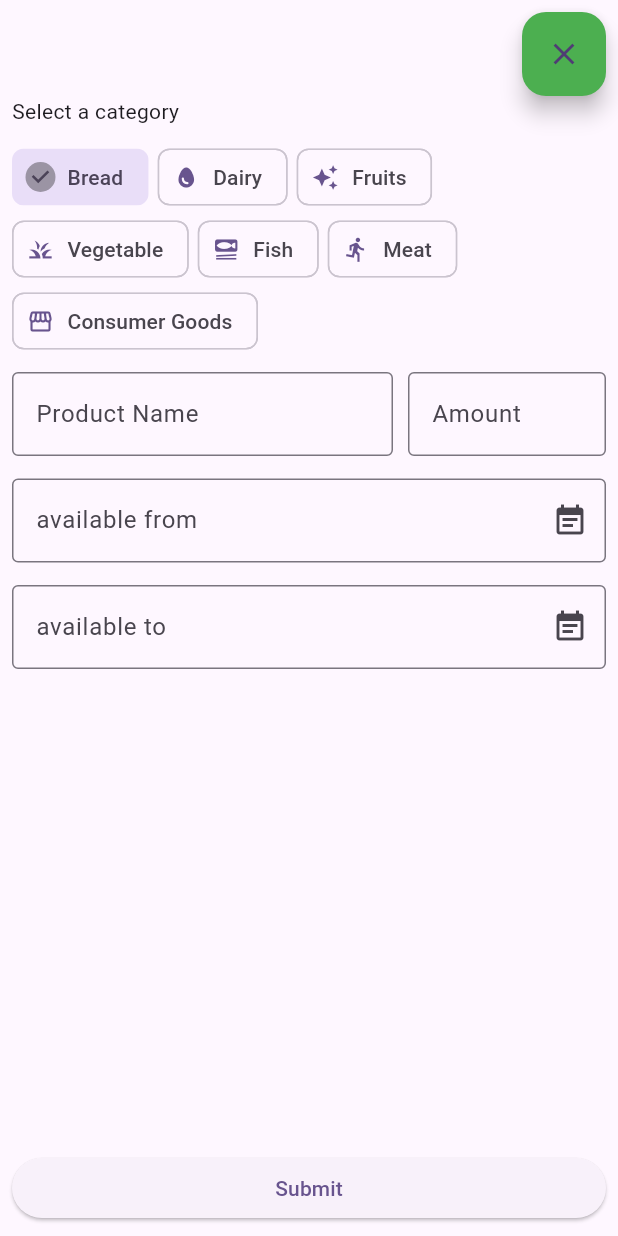
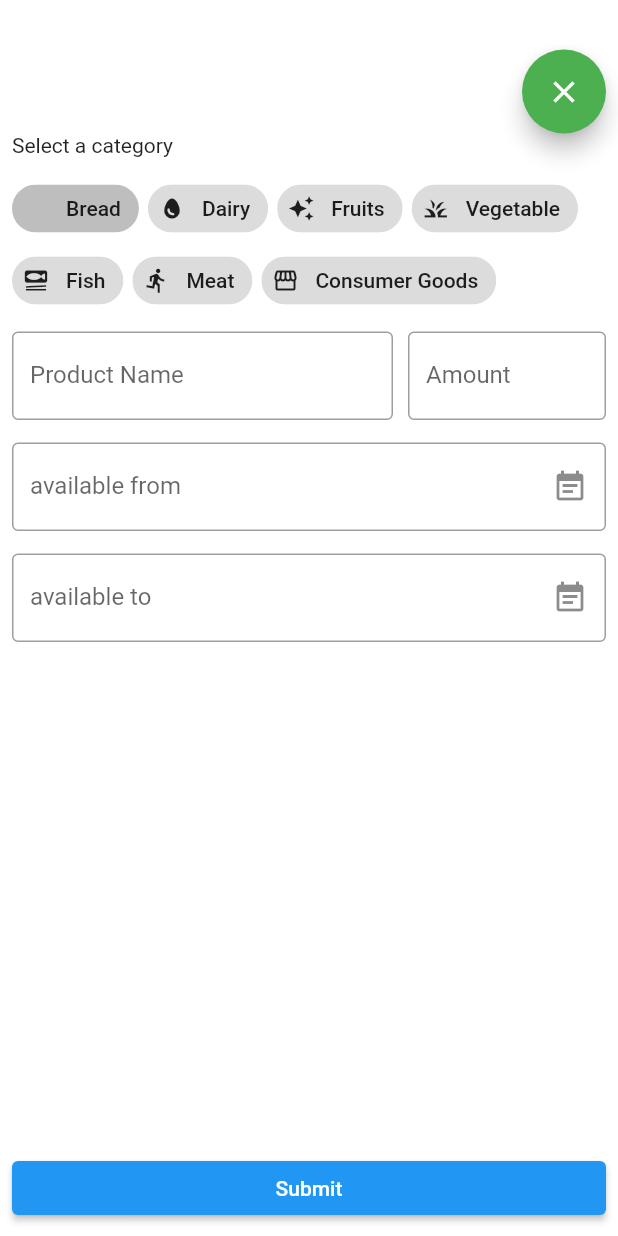
Before and after one commit to endrealm/shareover-client, a Flutter app: the CreateOfferWidget widget shown alone on an empty page, opened directly with empty values, on a phone screen of 412 x 824 dp. Run offline on Flutter 3.47's test engine with Material 2 defaults, Android fonts, the phone set to English and light mode, and no system bars; drawn by our look-alikes of date_field; our stand-ins replace google_maps_flutter, location, shared_preferences, sliding_up_panel; missing offline and left inert: json_theme, openapi_generator_annotations; accounts and stored records are empty.

Commit message:
Loaded custom theme

```diff
--- a/lib/main.dart
+++ b/lib/main.dart
@@ -1,22 +1,30 @@
 import 'dart:developer';
 
 import 'package:flutter/material.dart';
+import 'package:json_theme/json_theme.dart';
 import 'package:location/location.dart';
 import 'package:shareover/pages/map/router.dart';
 import 'package:shareover/pages/setup/setup.dart';
 import 'package:shareover/services/api_service.dart';
 
+import 'package:flutter/services.dart';
+import 'dart:convert';
 import 'no_location.dart';
 
 void main() async {
   WidgetsFlutterBinding.ensureInitialized();
+
+  final themeStr = await rootBundle.loadString('assets/appainter_theme.json');
+  final themeJson = jsonDecode(themeStr);
+  final theme = ThemeDecoder.decodeThemeData(themeJson)!;
+
   if (!await enableLocationServices()) {
     log("Failed to activate location service");
     runApp(const NoLocationService());
     return;
   }
 
-  runApp(const MyApp());
+  runApp(MyApp(theme: theme));
 }
 
 Future<bool> enableLocationServices() async {
@@ -45,17 +53,15 @@ Future<bool> enableLocationServices() async {
 }
 
 class MyApp extends StatelessWidget {
-  const MyApp({super.key});
+  final ThemeData theme;
+  const MyApp({super.key, required this.theme});
 
   // This widget is the root of your application.
   @override
   Widget build(BuildContext context) {
     return MaterialApp(
       title: 'Flutter Demo',
-      theme: ThemeData(
-        colorScheme: ColorScheme.fromSeed(seedColor: Colors.deepPurple),
-        useMaterial3: true,
-      ),
+      theme: theme,
       home: const ApiServiceWrapper(
         child: AppPage(),
       ),
--- a/lib/pages/map/popups/create_offer.dart
+++ b/lib/pages/map/popups/create_offer.dart
@@ -16,10 +16,12 @@ class CreateOfferWidget extends StatelessWidget {
     return SizedBox.expand(
       child: Container(
         padding: const EdgeInsets.all(8),
-          color: Theme
-              .of(context)
-              .dialogBackgroundColor,
-          child: Column(children: [
+        color: Theme.of(context).dialogBackgroundColor,
+        child: Column(
+          children: [
+            Container(
+              height: 25,
+            ),
             Row(
               mainAxisAlignment: MainAxisAlignment.end,
               children: [
@@ -33,8 +35,10 @@ class CreateOfferWidget extends StatelessWidget {
             Expanded(
               child: SizedBox.expand(child: CreateForm(close: close)),
             ),
-      ]),
-        ));
+          ],
+        ),
+      ),
+    );
   }
 }
 
@@ -158,10 +162,7 @@ class _CreateFormState extends State<CreateForm> {
         const Spacer(),
         Text(
           isDateValid ? "" : "From needs to be before to",
-          style: TextStyle(color: Theme
-              .of(context)
-              .colorScheme
-              .error),
+          style: TextStyle(color: Theme.of(context).colorScheme.error),
         ),
         Row(children: [
           Expanded(
@@ -176,7 +177,6 @@ class _CreateFormState extends State<CreateForm> {
       ],
     );
   }
-
 
   void createOffer() {
     try {
--- a/pubspec.yaml
+++ b/pubspec.yaml
@@ -25,6 +25,7 @@ dependencies:
   image: ^4.0.17
   date_field: ^3.0.5
   intl: ^0.18.1
+  json_theme: ^5.0.2
   shareover_api:
     path: api/shareover_api
 
@@ -45,3 +46,4 @@ flutter:
   uses-material-design: true
   assets:
     - assets/map_style.json
+    - assets/appainter_theme.json
```
Also changed, not shown: pubspec.lock. Lines whose indentation alone changed are shown as unchanged.
